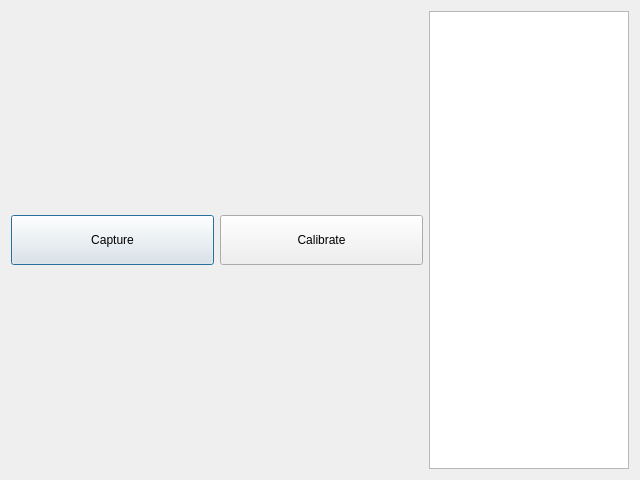
Before: the Qt Designer form src/modules/calibration/calibrator/mle_calibration_window.ui in vahagnIV/gago-ui, drawn with Qt 5.
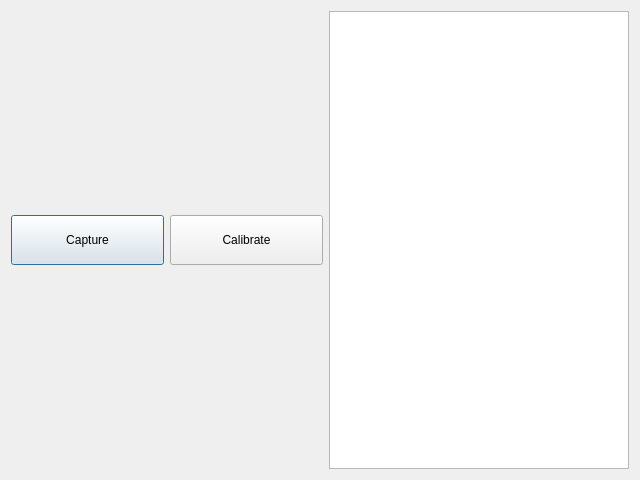
After: the same form once the commit is applied. Custom widgets are drawn as their Qt base class.

The edit to the form file:
```diff
--- a/src/modules/calibration/calibrator/mle_calibration_window.ui
+++ b/src/modules/calibration/calibrator/mle_calibration_window.ui
@@ -65,19 +65,25 @@
           <widget class="gago::calibration::ImageSetView" name="listView">
              <property name="minimumSize">
               <size>
-               <width>200</width>
+           <width>300</width>
                <height>0</height>
               </size>
              </property>
              <property name="maximumSize">
               <size>
-               <width>200</width>
+           <width>280</width>
                <height>16777215</height>
               </size>
              </property>
-             <property name="viewMode">
-              <enum>QListView::ListMode</enum>
-             </property>
+         <property name="midLineWidth">
+          <number>2</number>
+         </property>
+         <property name="cornerButtonEnabled">
+          <bool>false</bool>
+         </property>
+         <attribute name="horizontalHeaderVisible">
+          <bool>true</bool>
+         </attribute>
             </widget>
        </item>
       </layout>
@@ -89,7 +95,7 @@
 <customwidgets>
   <customwidget>
    <class>gago::calibration::ImageSetView</class>
-   <extends>QListView</extends>
+   <extends>QTableView</extends>
    <header>image_set_view.h</header>
    <container>1</container>
   </customwidget>
```
Lines whose indentation alone changed are shown as unchanged.
